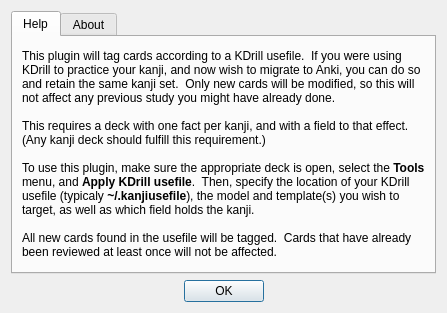
Before: the Qt Designer form kdrill/help.ui in fbriere/anki-kdrill, drawn with Qt 5.
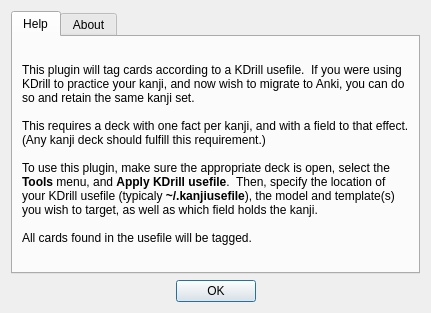
After: the same form once the commit is applied. The open tabs and pages were chosen to show the change.

Commit message: Tag all cards, not just new ones (since we're no longer suspending)

Patch:
```diff
--- a/kdrill/help.ui
+++ b/kdrill/help.ui
@@ -37,13 +37,13 @@
 &lt;html&gt;&lt;head&gt;&lt;meta name=&quot;qrichtext&quot; content=&quot;1&quot; /&gt;&lt;style type=&quot;text/css&quot;&gt;
 p, li { white-space: pre-wrap; }
 &lt;/style&gt;&lt;/head&gt;&lt;body style=&quot; font-family:'Sans Serif'; font-size:9pt; font-weight:400; font-style:normal;&quot;&gt;
-&lt;p style=&quot; margin-top:0px; margin-bottom:0px; margin-left:0px; margin-right:0px; -qt-block-indent:0; text-indent:0px;&quot;&gt;This plugin will tag cards according to a KDrill usefile.  If you were using KDrill to practice your kanji, and now wish to migrate to Anki, you can do so and retain the same kanji set.  Only new cards will be modified, so this will not affect any previous study you might have already done.&lt;/p&gt;
+&lt;p style=&quot; margin-top:0px; margin-bottom:0px; margin-left:0px; margin-right:0px; -qt-block-indent:0; text-indent:0px;&quot;&gt;This plugin will tag cards according to a KDrill usefile.  If you were using KDrill to practice your kanji, and now wish to migrate to Anki, you can do so and retain the same kanji set.&lt;/p&gt;
 &lt;p style=&quot;-qt-paragraph-type:empty; margin-top:0px; margin-bottom:0px; margin-left:0px; margin-right:0px; -qt-block-indent:0; text-indent:0px;&quot;&gt;&lt;/p&gt;
 &lt;p style=&quot; margin-top:0px; margin-bottom:0px; margin-left:0px; margin-right:0px; -qt-block-indent:0; text-indent:0px;&quot;&gt;This requires a deck with one fact per kanji, and with a field to that effect.  (Any kanji deck should fulfill this requirement.)&lt;/p&gt;
 &lt;p style=&quot;-qt-paragraph-type:empty; margin-top:0px; margin-bottom:0px; margin-left:0px; margin-right:0px; -qt-block-indent:0; text-indent:0px;&quot;&gt;&lt;/p&gt;
 &lt;p style=&quot; margin-top:0px; margin-bottom:0px; margin-left:0px; margin-right:0px; -qt-block-indent:0; text-indent:0px;&quot;&gt;To use this plugin, make sure the appropriate deck is open, select the &lt;span style=&quot; font-weight:600;&quot;&gt;Tools&lt;/span&gt; menu, and &lt;span style=&quot; font-weight:600;&quot;&gt;Apply KDrill usefile&lt;/span&gt;.  Then, specify the location of your KDrill usefile (typicaly &lt;span style=&quot; font-weight:600;&quot;&gt;~/.kanjiusefile&lt;/span&gt;), the model and template(s) you wish to target, as well as which field holds the kanji.&lt;/p&gt;
 &lt;p style=&quot;-qt-paragraph-type:empty; margin-top:0px; margin-bottom:0px; margin-left:0px; margin-right:0px; -qt-block-indent:0; text-indent:0px;&quot;&gt;&lt;/p&gt;
-&lt;p style=&quot; margin-top:0px; margin-bottom:0px; margin-left:0px; margin-right:0px; -qt-block-indent:0; text-indent:0px;&quot;&gt;All new cards found in the usefile will be tagged.  Cards that have already been reviewed at least once will not be affected.&lt;/p&gt;&lt;/body&gt;&lt;/html&gt;</string>
+&lt;p style=&quot; margin-top:0px; margin-bottom:0px; margin-left:0px; margin-right:0px; -qt-block-indent:0; text-indent:0px;&quot;&gt;All cards found in the usefile will be tagged.&lt;/p&gt;&lt;/body&gt;&lt;/html&gt;</string>
          </property>
          <property name="wordWrap">
           <bool>true</bool>
```
The commit also changes 1 other file.
